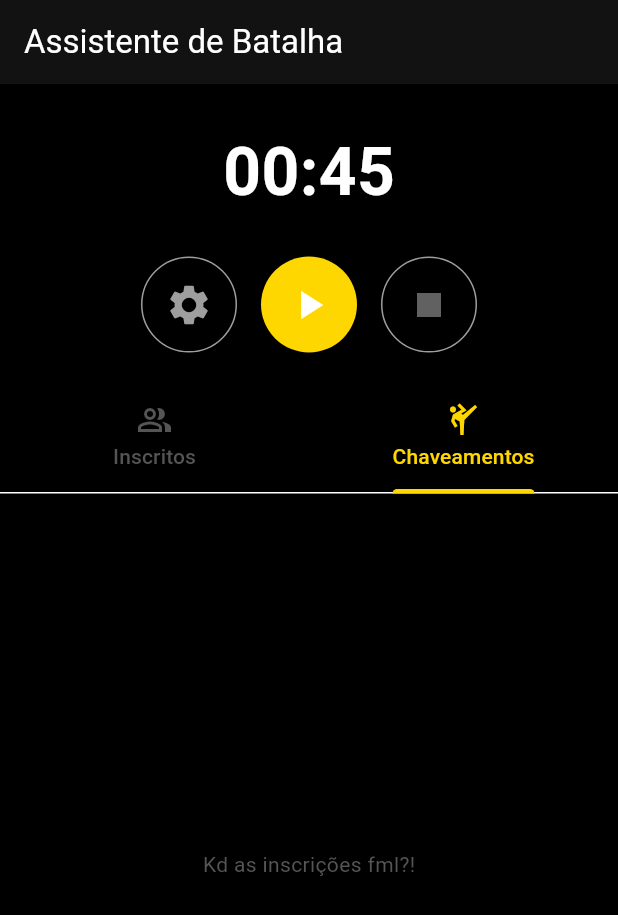
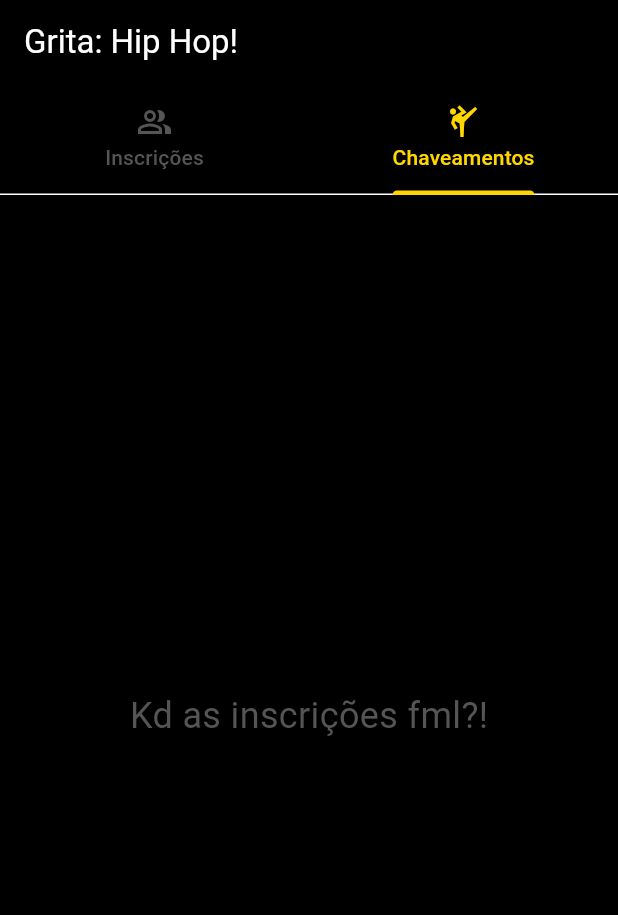
Before and after one commit to cristianmadriddev/freestylebattle, a Flutter app: the screen it shows after launch, tab 2 chosen, on a phone screen of 412 x 824 dp. Shown: the top 915 px of the screen. Run offline on Flutter 3.47's test engine with Material 3 defaults, Android fonts, the phone set to English and light mode, and no system bars; our stand-ins replace equatable, flutter_bloc.

Commit message:
feat: reorder the components and change texts

```diff
--- a/app/lib/battle/presentation/view/battle_page.dart
+++ b/app/lib/battle/presentation/view/battle_page.dart
@@ -7,13 +7,11 @@ class BattlePage extends StatelessWidget {
   @override
   Widget build(BuildContext context) {
     return Scaffold(
-      appBar: AppBar(title: Text('Assistente de Batalha')),
-      body: Column(
-        children: [
-          TimerCard(),
-          Expanded(child: BattleSubscriptionContainer()),
-        ],
+      appBar: AppBar(
+        title: Text('Grita: Hip Hop!'),
+        backgroundColor: Colors.transparent,
       ),
+      body: Column(children: [Expanded(child: BattleSubscriptionContainer())]),
     );
   }
 }
--- a/app/lib/battle_subscription/presentation/view/battle_subscrition_container.dart
+++ b/app/lib/battle_subscription/presentation/view/battle_subscrition_container.dart
@@ -3,6 +3,7 @@ import 'package:flutter_bloc/flutter_bloc.dart';
 import 'package:freestylebattle/battle_subscription/presentation/bloc/battle_subscription_bloc.dart';
 import 'package:freestylebattle/battle_subscription/presentation/bloc/battle_subscription_event.dart';
 import 'package:freestylebattle/battle_subscription/presentation/bloc/battle_subscription_state.dart';
+import 'package:freestylebattle/timer/timer.dart';
 
 class BattleSubscriptionContainer extends StatefulWidget {
   const BattleSubscriptionContainer({super.key});
@@ -26,11 +27,11 @@ class _BattleSubscriptionContainerState
       child: Column(
         children: [
           TabBar(
-            labelColor: colorScheme.primary, // amarelo
-            unselectedLabelColor: colorScheme.outline, // cinza suave
+            labelColor: colorScheme.primary,
+            unselectedLabelColor: colorScheme.outline,
             indicatorColor: colorScheme.primary,
             tabs: const [
-              Tab(icon: Icon(Icons.people_alt_outlined), text: 'Inscritos'),
+              Tab(icon: Icon(Icons.people_alt_outlined), text: 'Inscrições'),
               Tab(icon: Icon(Icons.sports_martial_arts), text: 'Chaveamentos'),
             ],
           ),
@@ -67,7 +68,7 @@ class _BattleSubscriptionContainerState
                       enabled: state.subscriptions.isEmpty,
                       style: TextStyle(color: colorScheme.onBackground),
                       decoration: InputDecoration(
-                        labelText: 'Digite um nome',
+                        labelText: 'Digite o Vulgo',
                         labelStyle: TextStyle(color: colorScheme.outline),
                         border: OutlineInputBorder(
                           borderSide: BorderSide(color: colorScheme.outline),
@@ -86,12 +87,11 @@ class _BattleSubscriptionContainerState
                     ),
                   ),
                   const SizedBox(width: 8),
-                  ElevatedButton.icon(
+                  IconButton(
                     onPressed: state.subscriptions.isEmpty
                         ? () => _addName(bloc)
                         : null,
                     icon: const Icon(Icons.add),
-                    label: const Text('Adicionar'),
                   ),
                 ],
               ),
@@ -102,7 +102,7 @@ class _BattleSubscriptionContainerState
                   child: Center(
                     child: Text(
                       'Nenhum inscrito ainda 👀',
-                      style: TextStyle(color: colorScheme.error),
+                      style: TextStyle(color: colorScheme.error, fontSize: 24),
                     ),
                   ),
                 )
@@ -201,7 +201,7 @@ class _BattleSubscriptionContainerState
             return Center(
               child: Text(
                 'Kd as inscrições fml?!',
-                style: TextStyle(color: colorScheme.outline),
+                style: TextStyle(color: colorScheme.outline, fontSize: 24),
               ),
             );
           }
@@ -224,44 +224,48 @@ class _BattleSubscriptionContainerState
           return Column(
             mainAxisAlignment: MainAxisAlignment.center,
             children: [
+              const SizedBox(height: 24),
               Expanded(
-                child: Stack(
-                  alignment: Alignment.center,
+                child: Container(
+                  padding: const EdgeInsets.symmetric(horizontal: 24),
+                  child: Column(
                     children: [
-                    for (int i = 2; i >= 0; i--)
-                      if (_currentBattleIndex + i < battles.length)
-                        Transform.translate(
-                          offset: Offset(0, i * 8),
-                          child: Opacity(
-                            opacity: i == 0 ? 1 : 0.5,
-                            child: Card(
-                              color: colorScheme.surface,
-                              elevation: 6 - (i * 2),
-                              shape: RoundedRectangleBorder(
-                                borderRadius: BorderRadius.circular(16),
+                      Text(
+                        battles[_currentBattleIndex].$1,
+                        maxLines: 1,
+                        textAlign: TextAlign.center,
+                        style: TextStyle(
+                          fontSize: 44,
+                          fontWeight: FontWeight.bold,
+
+                          color: colorScheme.onSurface,
                         ),
-                              child: Container(
-                                width: double.infinity,
-                                padding: const EdgeInsets.all(24),
-                                child: Center(
-                                  child: Text(
-                                    '${battles[_currentBattleIndex + i].$1} 🆚 ${battles[_currentBattleIndex + i].$2}',
+                      ),
+                      Text(
+                        'VS',
                         textAlign: TextAlign.center,
                         style: TextStyle(
                           fontSize: 22,
                           fontWeight: FontWeight.bold,
-                                      color: colorScheme.onSurface,
+                          color: colorScheme.error,
                         ),
                       ),
-                                ),
-                              ),
-                            ),
+                      Text(
+                        battles[_currentBattleIndex].$2,
+                        textAlign: TextAlign.center,
+                        maxLines: 2,
+                        style: TextStyle(
+                          fontSize: 44,
+                          fontWeight: FontWeight.bold,
+                          color: colorScheme.onSurface,
                         ),
                       ),
                     ],
                   ),
                 ),
-              const SizedBox(height: 20),
+              ),
+              TimerCard(),
+              const SizedBox(height: 44),
               Row(
                 mainAxisAlignment: MainAxisAlignment.spaceEvenly,
                 children: [
@@ -274,7 +278,7 @@ class _BattleSubscriptionContainerState
                           }
                         : null,
                     icon: const Icon(Icons.navigate_before),
-                    label: const Text('Batalha Anterior'),
+                    label: const Text('Chave anterior'),
                     style: ElevatedButton.styleFrom(
                       backgroundColor: colorScheme.primary,
                       foregroundColor: colorScheme.onPrimary,
@@ -290,7 +294,7 @@ class _BattleSubscriptionContainerState
                           }
                         : null,
                     icon: const Icon(Icons.navigate_next),
-                    label: const Text('Próxima Batalha'),
+                    label: const Text('Próxima chave'),
                     style: ElevatedButton.styleFrom(
                       backgroundColor: colorScheme.primary,
                       foregroundColor: colorScheme.onPrimary,
@@ -299,6 +303,7 @@ class _BattleSubscriptionContainerState
                   ),
                 ],
               ),
+              const SizedBox(height: 16),
             ],
           );
         },
--- a/app/lib/timer/presentation/view/set_duration_dialog.dart
+++ b/app/lib/timer/presentation/view/set_duration_dialog.dart
@@ -47,7 +47,7 @@ class _SetDurationDialogState extends State<SetDurationDialog> {
   @override
   Widget build(BuildContext context) {
     return AlertDialog(
-      title: const Text('Set Duration'),
+      title: const Text('Quanto tempo?'),
       content: Form(
         key: _formKey,
         child: Row(
@@ -58,7 +58,7 @@ class _SetDurationDialogState extends State<SetDurationDialog> {
               child: TextFormField(
                 controller: _minController,
                 keyboardType: TextInputType.number,
-                decoration: const InputDecoration(labelText: 'Minutes'),
+                decoration: const InputDecoration(labelText: 'Minutos'),
                 validator: _validateNumber,
               ),
             ),
@@ -68,7 +68,7 @@ class _SetDurationDialogState extends State<SetDurationDialog> {
               child: TextFormField(
                 controller: _secController,
                 keyboardType: TextInputType.number,
-                decoration: const InputDecoration(labelText: 'Seconds'),
+                decoration: const InputDecoration(labelText: 'Segundos'),
                 validator: (s) {
                   final err = _validateNumber(s);
                   if (err != null) return err;
@@ -84,9 +84,9 @@ class _SetDurationDialogState extends State<SetDurationDialog> {
       actions: [
         TextButton(
           onPressed: () => Navigator.of(context).pop(),
-          child: const Text('Cancel'),
+          child: const Text('Cancelar'),
         ),
-        ElevatedButton(onPressed: _submit, child: const Text('Set')),
+        ElevatedButton(onPressed: _submit, child: const Text('Salvar')),
       ],
     );
   }
--- a/app/lib/timer/presentation/view/timer_card.dart
+++ b/app/lib/timer/presentation/view/timer_card.dart
@@ -60,7 +60,7 @@ class TimerCard extends StatelessWidget {
                       padding: const EdgeInsets.all(16),
                       shape: const CircleBorder(),
                     ),
-                    icon: const Icon(Icons.settings, size: 32),
+                    icon: const Icon(Icons.settings, size: 20),
                     color: Colors.grey,
                   ),
                   const SizedBox(width: 16),
@@ -88,7 +88,7 @@ class TimerCard extends StatelessWidget {
                     onPressed: !isIdleOrFinished
                         ? () => bloc.add(TimerStopped())
                         : null,
-                    icon: const Icon(Icons.stop, size: 32),
+                    icon: const Icon(Icons.stop, size: 24),
                     style: IconButton.styleFrom(
                       foregroundColor: Theme.of(context).colorScheme.primary,
                       side: BorderSide(
```
Lines whose indentation alone changed are shown as unchanged.
